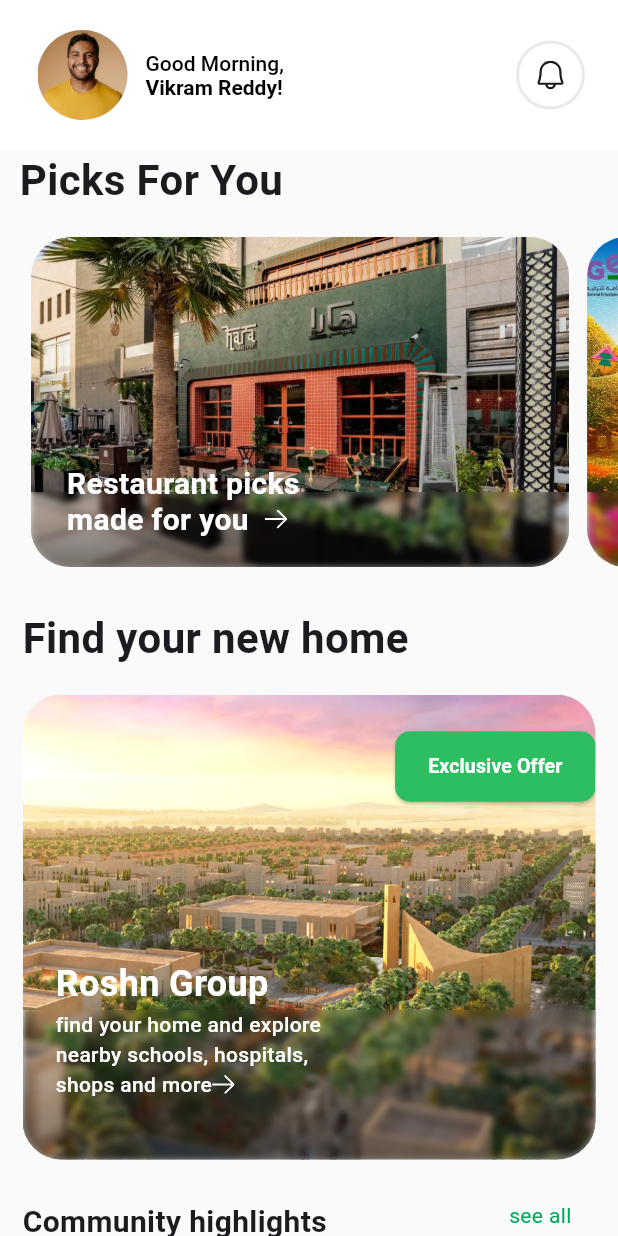
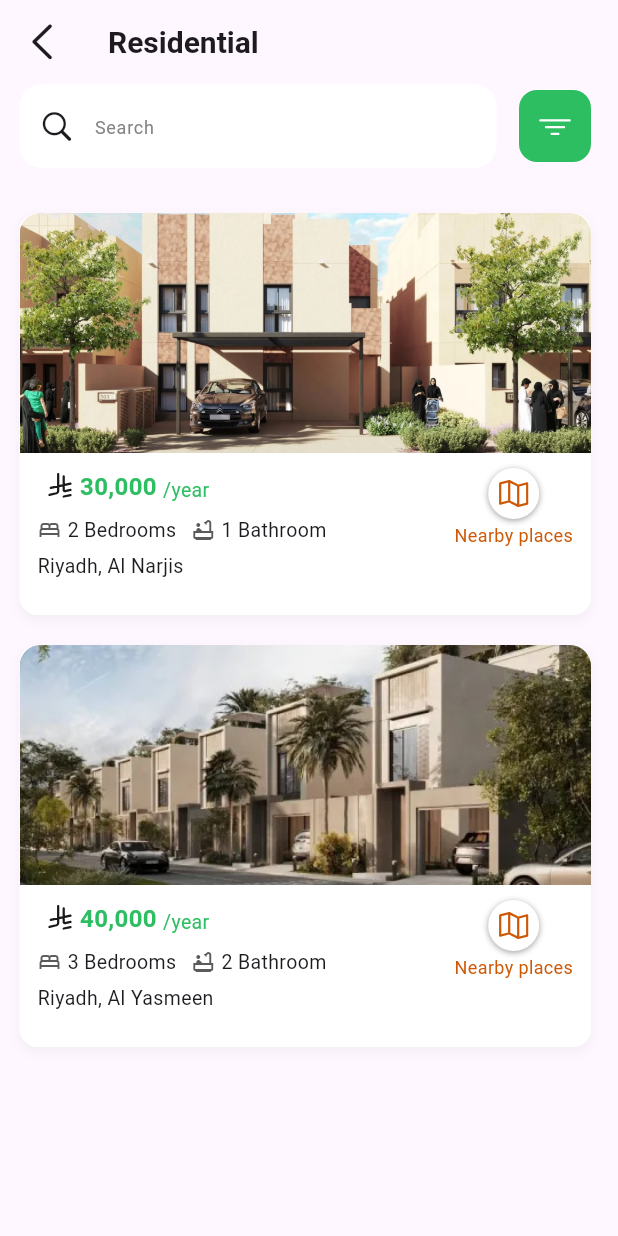
Before and after one commit to Ixovh/hackthon, a Flutter app: the screen it shows after launch, on a phone screen of 412 x 824 dp. Run offline on Flutter 3.47's test engine with Material 3 defaults, Android fonts, the phone set to English and light mode, and no system bars; our stand-ins replace flutter_svg, google_fonts, smooth_page_indicator; Roboto replaces fonts that are missing (SF).

Commit message:
adding 1-st screen in real-estate

```diff
--- /dev/null
+++ b/lib/feature/real-estate/screen/real_estate.dart
@@ -0,0 +1,110 @@
+import 'package:flutter/cupertino.dart';
+import 'package:flutter/material.dart';
+import 'package:flutter_svg/flutter_svg.dart';
+import 'package:hackathon/feature/home/screen/home_screen.dart';
+import 'package:hackathon/feature/real-estate/controller/real_estate_controller.dart';
+import 'package:hackathon/feature/real-estate/widget/property_card.dart';
+
+class RealEstate extends StatefulWidget {
+  const RealEstate({super.key});
+
+  @override
+  State<RealEstate> createState() => _RealEstateState();
+}
+
+class _RealEstateState extends State<RealEstate> {
+  RealEstateController controller = RealEstateController();
+
+  @override
+  Widget build(BuildContext context) {
+    return Scaffold(
+      appBar: AppBar(
+        leading: IconButton(
+          icon: Icon(CupertinoIcons.left_chevron, size: 32),
+          onPressed: () {
+            Navigator.pushReplacement(
+              context,
+              MaterialPageRoute(builder: (context) => HomeScreen()),
+            );
+          },
+        ),
+        title: Text(
+          'Residential',
+          style: TextStyle(
+            fontFamily: 'SF',
+            fontSize: 20,
+            fontWeight: FontWeight.w600,
+          ),
+        ),
+      ),
+      body: SafeArea(
+        child: Padding(
+          padding: EdgeInsets.only(left: 13.0, right: 18),
+          child: ListView(
+            children: [
+              Row(
+                children: [
+                  Expanded(
+                    child: SearchBar(
+                      padding: WidgetStateProperty.all(
+                        EdgeInsets.symmetric(horizontal: 13),
+                      ),
+                      leading: Icon(CupertinoIcons.search, size: 24),
+                      hintText: "Search",
+                      hintStyle: WidgetStateProperty.all(
+                        TextStyle(
+                          color: Color(0xFF848484),
+                          fontSize: 12,
+                          fontFamily: 'SF',
+                          fontWeight: FontWeight.w400,
+                        ),
+                      ),
+                      backgroundColor: WidgetStateProperty.all(Colors.white),
+                      elevation: WidgetStateProperty.all(0),
+                      shape: WidgetStateProperty.all(
+                        RoundedRectangleBorder(
+                          borderRadius: BorderRadius.circular(15),
+                        ),
+                      ),
+                    ),
+                  ),
+                  SizedBox(width: 15),
+                  GestureDetector(
+                    onTap: () => controller.showFilterBottomSheet(context),
+                    child: Container(
+                      width: 48,
+                      height: 48,
+                      decoration: BoxDecoration(
+                        color: const Color(0xFF2DBE62),
+                        borderRadius: BorderRadius.circular(12),
+                      ),
+                      child: Center(
+                        child: SvgPicture.asset('assets/icons/tdashes.svg'),
+                      ),
+                    ),
+                  ),
+                ],
+              ),
+              const SizedBox(height: 20),
+
+              PropertyCard(
+                imageUrl: 'assets/images/estate.png',
+                price: '30,000',
+                location: 'Riyadh, Al Narjis',
+                bedrooms: '2',
+                bathrooms: '1',
+              ),
+              PropertyCard(
+                imageUrl: 'assets/images/estate2.png',
+                price: '40,000',
+                location: 'Riyadh, Al Yasmeen',
+                bedrooms: '3',
+                bathrooms: '2',
+              ),
+            ],
+          ),
+        ),
+      ),
+    );
+  }
+}
--- /dev/null
+++ b/lib/feature/real-estate/widget/property_card.dart
@@ -0,0 +1,192 @@
+import 'package:flutter/material.dart';
+import 'package:flutter_svg/svg.dart';
+import 'package:hackathon/feature/home/screen/home_screen.dart';
+
+class PropertyCard extends StatelessWidget {
+  /// this widget is for creating the card
+  final String imageUrl;
+  final String price;
+  final String bedrooms;
+  final String bathrooms;
+  final String location;
+
+  const PropertyCard({
+    super.key,
+    required this.imageUrl,
+    required this.price,
+    required this.bedrooms,
+    required this.bathrooms,
+    required this.location,
+  });
+
+  @override
+  Widget build(BuildContext context) {
+    return Container(
+      width: 364,
+      height: 268,
+      margin: const EdgeInsets.symmetric(vertical: 10),
+      decoration: BoxDecoration(
+        color: Colors.white,
+        borderRadius: BorderRadius.circular(12),
+        boxShadow: [
+          BoxShadow(
+            color: Colors.grey.withValues(alpha: 0.12),
+            blurRadius: 6,
+            offset: Offset(0, 3),
+          ),
+        ],
+      ),
+      child: Column(
+        crossAxisAlignment: CrossAxisAlignment.start,
+        children: [
+          // for imaging
+          ClipRRect(
+            borderRadius: BorderRadius.vertical(top: Radius.circular(14)),
+            child: Image.asset(
+              imageUrl,
+              height: 160,
+              width: double.infinity,
+              fit: BoxFit.cover,
+            ),
+          ),
+
+          // for pricing, baths and beds
+          Padding(
+            padding: const EdgeInsets.symmetric(horizontal: 12, vertical: 10),
+            child: Row(
+              crossAxisAlignment: CrossAxisAlignment.start,
+              children: [
+                Expanded(
+                  child: Column(
+                    crossAxisAlignment: CrossAxisAlignment.start,
+                    children: [
+                      Row(
+                        crossAxisAlignment: CrossAxisAlignment.end,
+                        children: [
+                          SvgPicture.asset('assets/icons/saudi-riyal.svg'),
+                          Text(
+                            " $price",
+                            style: TextStyle(
+                              color: Color(0xFF2DBE62),
+                              fontWeight: FontWeight.w700,
+                              fontSize: 16,
+                            ),
+                          ),
+                          SizedBox(width: 4),
+                          Text(
+                            "/year",
+                            style: TextStyle(
+                              color: Color(0xFF2DBE62),
+                              fontSize: 13,
+                              fontWeight: FontWeight.w400,
+                            ),
+                          ),
+                        ],
+                      ),
+                      SizedBox(height: 8),
+
+                      // for bedrooms and bathrooms
+                      Row(
+                        children: [
+                          Icon(
+                            Icons.bed_outlined,
+                            size: 16,
+                            color: Color(0xFF5A5A5A),
+                          ),
+                          SizedBox(width: 4),
+                          Text(
+                            "$bedrooms Bedrooms",
+                            style: TextStyle(
+                              fontSize: 13,
+                              fontWeight: FontWeight.w400,
+                              fontFamily: 'SF',
+                            ),
+                          ),
+
+                          SizedBox(width: 10),
+                          Icon(
+                            Icons.bathtub_outlined,
+                            size: 16,
+                            color: Color(0xFF5A5A5A),
+                          ),
+                          SizedBox(width: 4),
+                          Text(
+                            "$bathrooms Bathroom",
+                            style: TextStyle(
+                              fontSize: 13,
+                              fontWeight: FontWeight.w400,
+                              fontFamily: 'SF',
+                            ),
+                          ),
+                        ],
+                      ),
+
+                      SizedBox(height: 5),
+                      Text(
+                        location,
+                        style: TextStyle(
+                          fontSize: 13,
+                          fontWeight: FontWeight.w400,
+                          fontFamily: 'SF',
+                        ),
+                      ),
+                    ],
+                  ),
+                ),
+
+                // for palce nearby
+                InkWell(
+                  onTap: () {
+                    Navigator.pushReplacement(
+                      context,
+                      // TODO: redirect to real estate
+                      MaterialPageRoute(builder: (context) => HomeScreen()),
+                    );
+                  },
+                  child: Column(
+                    children: [
+                      Container(
+                        width: 34,
+                        height: 34,
+                        decoration: BoxDecoration(
+                          color: Colors.white,
+                          shape: BoxShape.circle,
+                          border: Border.all(color: Colors.white, width: 1),
+                          boxShadow: [
+                            BoxShadow(
+                              color: Colors.grey,
+                              blurRadius: 3,
+                              offset: Offset(0, 1),
+                            ),
+                          ],
+                        ),
+                        child: Center(
+                          child: SvgPicture.asset(
+                            'assets/icons/map.svg',
+                            width: 20,
+                          ),
+                        ),
+                      ),
+                      SizedBox(height: 4),
+
+                      Text(
+                        "Nearby places",
+                        style: TextStyle(
+                          color: Color(0xFFCD5906),
+                          fontWeight: FontWeight.w400,
+                          fontSize: 12,
+                          height: 1.1,
+                        ),
+                        textAlign: TextAlign.center,
+                      ),
+                    ],
+                  ),
+                ),
+              ],
+            ),
+          ),
+        ],
+      ),
+    );
+  }
+}
--- a/lib/main.dart
+++ b/lib/main.dart
@@ -1,5 +1,6 @@
 import 'package:flutter/material.dart';
 import 'package:hackathon/feature/home/screen/home_screen.dart';
+import 'package:hackathon/feature/real-estate/screen/real_estate.dart';
 
 void main() {
   runApp(const MyApp());
@@ -8,12 +9,8 @@
 class MyApp extends StatelessWidget {
   const MyApp({super.key});
 
-
   @override
   Widget build(BuildContext context) {
-    return MaterialApp(
-
-      home: const HomeScreen(),
-    );
+    return MaterialApp(home: const RealEstate());
   }
 }
--- a/pubspec.yaml
+++ b/pubspec.yaml
@@ -64,6 +64,7 @@
   assets:
     - assets/images/
     - assets/icons/
+    - assets/fonts/
   #   - images/a_dot_ham.jpeg
 
   # An image asset can refer to one or more resolution-specific "variants", see
```
Also changed, not shown: lib/feature/real-estate/controller/real_estate_controller.dart (added, +332 -0 lines), assets/icons/coffee_shop.svg (added), assets/icons/graden.svg (added), assets/icons/hospital.svg (added), assets/icons/map.svg (added), assets/icons/saudi-riyal.svg (added), assets/icons/school.svg (added), assets/icons/tdashes.svg (added), assets/images/estate.png (added), assets/images/estate2.png (added).
